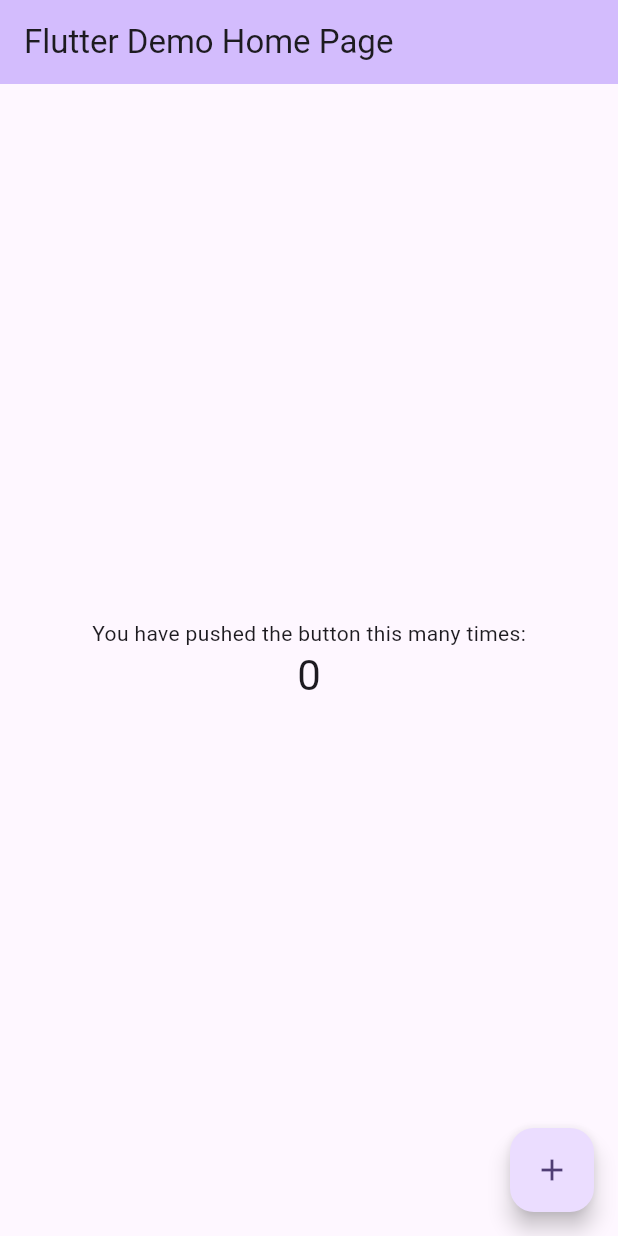
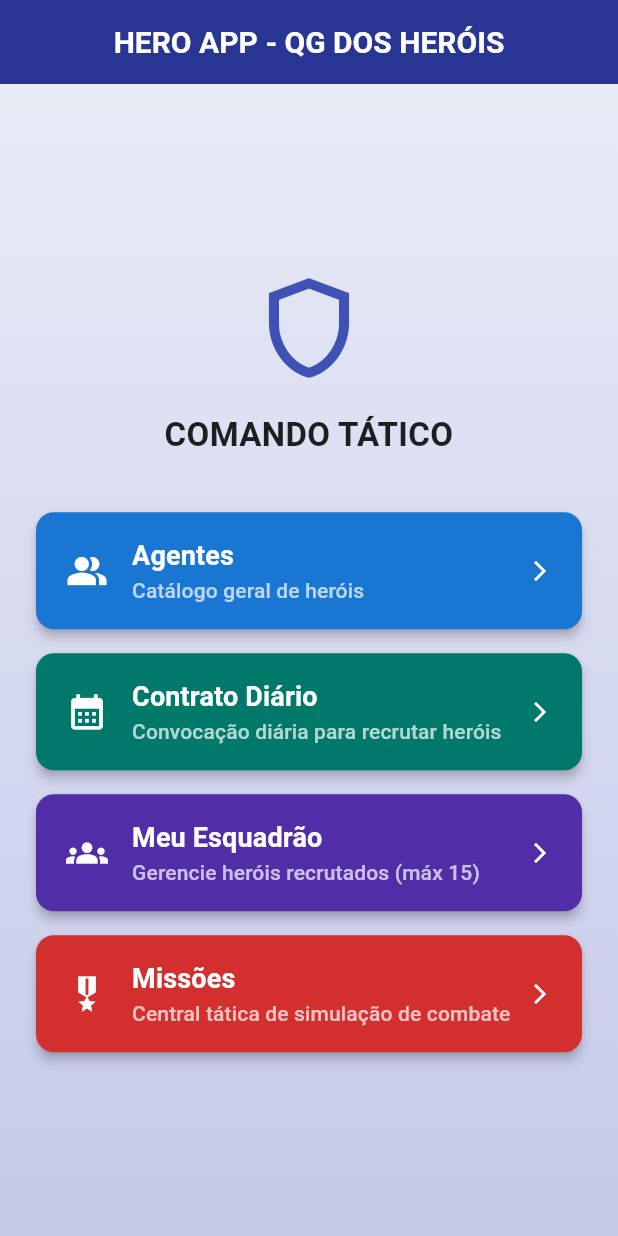
Before and after one commit to delima06/heroapp-pdm, a Flutter app: the screen it shows after launch, on a phone screen of 412 x 824 dp. Run offline on Flutter 3.47's test engine with Material 3 defaults, Android fonts, the phone set to English and light mode, and no system bars; our stand-ins replace cached_network_image, infinite_scroll_pagination, shared_preferences, sqflite; accounts and stored records are empty.

```diff
--- a/lib/main.dart
+++ b/lib/main.dart
@@ -1,122 +1,39 @@
 import 'package:flutter/material.dart';
+import 'package:provider/provider.dart';
+import 'provider/configure_providers.dart';
+import 'screens/home_screen.dart';
 
-void main() {
-  runApp(const MyApp());
+void main() async {
+  WidgetsFlutterBinding.ensureInitialized();
+  final data = await ConfigureProviders.createDependencyTree();
+
+  runApp(
+    MultiProvider(
+      providers: data.providers,
+      child: const MyApp(),
+    ),
+  );
 }
 
 class MyApp extends StatelessWidget {
   const MyApp({super.key});
 
-  // This widget is the root of your application.
   @override
   Widget build(BuildContext context) {
     return MaterialApp(
-      title: 'Flutter Demo',
+      title: 'HeroApp PDM',
+      debugShowCheckedModeBanner: false,
       theme: ThemeData(
-        // This is the theme of your application.
-        //
-        // TRY THIS: Try running your application with "flutter run". You'll see
-        // the application has a purple toolbar. Then, without quitting the app,
-        // try changing the seedColor in the colorScheme below to Colors.green
-        // and then invoke "hot reload" (save your changes or press the "hot
-        // reload" button in a Flutter-supported IDE, or press "r" if you used
-        // the command line to start the app).
-        //
-        // Notice that the counter didn't reset back to zero; the application
-        // state is not lost during the reload. To reset the state, use hot
-        // restart instead.
-        //
-        // This works for code too, not just values: Most code changes can be
-        // tested with just a hot reload.
-        colorScheme: .fromSeed(seedColor: Colors.deepPurple),
+        useMaterial3: true,
+        colorScheme: ColorScheme.fromSeed(
+          seedColor: Colors.indigo,
+          brightness: Brightness.light,
+        ),
       ),
-      home: const MyHomePage(title: 'Flutter Demo Home Page'),
+      initialRoute: '/',
+      routes: {
+        '/': (context) => const HomeScreen(),
+      },
     );
   }
 }
-
-class MyHomePage extends StatefulWidget {
-  const MyHomePage({super.key, required this.title});
-
-  // This widget is the home page of your application. It is stateful, meaning
-  // that it has a State object (defined below) that contains fields that affect
-  // how it looks.
-
-  // This class is the configuration for the state. It holds the values (in this
-  // case the title) provided by the parent (in this case the App widget) and
-  // used by the build method of the State. Fields in a Widget subclass are
-  // always marked "final".
-
-  final String title;
-
-  @override
-  State<MyHomePage> createState() => _MyHomePageState();
-}
-
-class _MyHomePageState extends State<MyHomePage> {
-  int _counter = 0;
-
-  void _incrementCounter() {
-    setState(() {
-      // This call to setState tells the Flutter framework that something has
-      // changed in this State, which causes it to rerun the build method below
-      // so that the display can reflect the updated values. If we changed
-      // _counter without calling setState(), then the build method would not be
-      // called again, and so nothing would appear to happen.
-      _counter++;
-    });
-  }
-
-  @override
-  Widget build(BuildContext context) {
-    // This method is rerun every time setState is called, for instance as done
-    // by the _incrementCounter method above.
-    //
-    // The Flutter framework has been optimized to make rerunning build methods
-    // fast, so that you can just rebuild anything that needs updating rather
-    // than having to individually change instances of widgets.
-    return Scaffold(
-      appBar: AppBar(
-        // TRY THIS: Try changing the color here to a specific color (to
-        // Colors.amber, perhaps?) and trigger a hot reload to see the AppBar
-        // change color while the other colors stay the same.
-        backgroundColor: Theme.of(context).colorScheme.inversePrimary,
-        // Here we take the value from the MyHomePage object that was created by
-        // the App.build method, and use it to set our appbar title.
-        title: Text(widget.title),
-      ),
-      body: Center(
-        // Center is a layout widget. It takes a single child and positions it
-        // in the middle of the parent.
-        child: Column(
-          // Column is also a layout widget. It takes a list of children and
-          // arranges them vertically. By default, it sizes itself to fit its
-          // children horizontally, and tries to be as tall as its parent.
-          //
-          // Column has various properties to control how it sizes itself and
-          // how it positions its children. Here we use mainAxisAlignment to
-          // center the children vertically; the main axis here is the vertical
-          // axis because Columns are vertical (the cross axis would be
-          // horizontal).
-          //
-          // TRY THIS: Invoke "debug painting" (choose the "Toggle Debug Paint"
-          // action in the IDE, or press "p" in the console), to see the
-          // wireframe for each widget.
-          mainAxisAlignment: .center,
-          children: [
-            const Text('You have pushed the button this many times:'),
-            Text(
-              '$_counter',
-              style: Theme.of(context).textTheme.headlineMedium,
-            ),
-          ],
-        ),
-      ),
-      floatingActionButton: FloatingActionButton(
-        onPressed: _incrementCounter,
-        tooltip: 'Increment',
-        child: const Icon(Icons.add),
-      ),
-    );
-  }
-}
--- /dev/null
+++ b/lib/screens/home_screen.dart
@@ -0,0 +1,153 @@
+import 'package:flutter/material.dart';
+
+class HomeScreen extends StatelessWidget {
+  const HomeScreen({super.key});
+
+  @override
+  Widget build(BuildContext context) {
+    return Scaffold(
+      appBar: AppBar(
+        title: const Text(
+          'HERO APP - QG DOS HERÓIS',
+          style: TextStyle(fontWeight: FontWeight.bold, fontSize: 20),
+        ),
+        centerTitle: true,
+        backgroundColor: Colors.indigo.shade800,
+        foregroundColor: Colors.white,
+      ),
+      body: Container(
+        padding: const EdgeInsets.symmetric(horizontal: 24.0, vertical: 32.0),
+        width: double.infinity,
+        decoration: BoxDecoration(
+          gradient: LinearGradient(
+            begin: Alignment.topCenter,
+            end: Alignment.bottomCenter,
+            colors: [
+              Colors.indigo.shade50,
+              Colors.indigo.shade100,
+            ],
+          ),
+        ),
+        child: Column(
+          mainAxisAlignment: MainAxisAlignment.center,
+          crossAxisAlignment: CrossAxisAlignment.stretch,
+          children: [
+            const Icon(
+              Icons.shield_outlined,
+              size: 80,
+              color: Colors.indigo,
+            ),
+            const SizedBox(height: 16),
+            const Text(
+              'COMANDO TÁTICO',
+              textAlign: TextAlign.center,
+              style: TextStyle(
+                fontSize: 22,
+                fontWeight: FontWeight.bold,
+                color: Colors.black87,
+              ),
+            ),
+            const SizedBox(height: 36),
+
+            _buildMenuButton(
+              context: context,
+              title: 'Agentes',
+              subtitle: 'Catálogo geral de heróis',
+              icon: Icons.people_alt,
+              color: Colors.blue.shade700,
+              route: '/agents',
+            ),
+            const SizedBox(height: 16),
+
+            _buildMenuButton(
+              context: context,
+              title: 'Contrato Diário',
+              subtitle: 'Convocação diária para recrutar heróis',
+              icon: Icons.calendar_month,
+              color: Colors.teal.shade700,
+              route: '/daily_contract',
+            ),
+            const SizedBox(height: 16),
+
+            _buildMenuButton(
+              context: context,
+              title: 'Meu Esquadrão',
+              subtitle: 'Gerencie heróis recrutados (máx 15)',
+              icon: Icons.groups_sharp,
+              color: Colors.deepPurple.shade700,
+              route: '/squad',
+            ),
+            const SizedBox(height: 16),
+
+            _buildMenuButton(
+              context: context,
+              title: 'Missões',
+              subtitle: 'Central tática de simulação de combate',
+              icon: Icons.military_tech,
+              color: Colors.red.shade700,
+              route: '/missions',
+            ),
+          ],
+        ),
+      ),
+    );
+  }
+
+  Widget _buildMenuButton({
+    required BuildContext context,
+    required String title,
+    required String subtitle,
+    required IconData icon,
+    required Color color,
+    required String route,
+  }) {
+    return ElevatedButton(
+      style: ElevatedButton.styleFrom(
+        backgroundColor: color,
+        foregroundColor: Colors.white,
+        padding: const EdgeInsets.symmetric(horizontal: 20, vertical: 16),
+        shape: RoundedRectangleBorder(
+          borderRadius: BorderRadius.circular(12),
+        ),
+        elevation: 3,
+      ),
+      onPressed: () {
+        Navigator.pushNamed(context, route);
+      },
+      child: Row(
+        children: [
+          Icon(
+            icon,
+            size: 28,
+          ),
+          const SizedBox(width: 16),
+          Expanded(
+            child: Column(
+              crossAxisAlignment: CrossAxisAlignment.start,
+              children: [
+                Text(
+                  title,
+                  style: const TextStyle(
+                    fontSize: 18,
+                    fontWeight: FontWeight.bold,
+                  ),
+                ),
+                Text(
+                  subtitle,
+                  style: const TextStyle(
+                    fontSize: 14,
+                    color: Colors.white70,
+                  ),
+                ),
+              ],
+            ),
+          ),
+          const Icon(
+            Icons.arrow_forward_ios,
+            size: 16,
+          ),
+        ],
+      ),
+    );
+  }
+}
--- a/pubspec.yaml
+++ b/pubspec.yaml
@@ -38,7 +38,7 @@ dependencies:
   sqflite: ^2.4.4
   path: ^1.9.1
   shared_preferences: ^2.5.5
-  infinite_scroll_pagination: ^5.1.1
+  infinite_scroll_pagination: 4.1.0
   cached_network_image: ^4.0.3
   primer_progress_bar: ^0.5.0
   awesome_dialog: ^3.3.0
```
Also changed, not shown: lib/provider/configure_providers.dart (+3 -4 lines), lib/provider/hero_provider.dart (+21 -19 lines), lib/screens/agents.screen.dart (added, +168 -0 lines), lib/screens/agent_detail_screen.dart (added), pubspec.lock, 6 other files.
